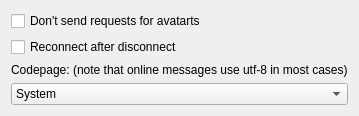
This is oscar/src/ui/icqmainsettings.ui in euroelessar/qutim as Qt 5 draws it before an edit. The edited form follows.
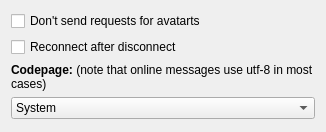
This is the edited form.

Patch:
```diff
--- a/oscar/src/ui/icqmainsettings.ui
+++ b/oscar/src/ui/icqmainsettings.ui
@@ -6,8 +6,8 @@
    <rect>
     <x>0</x>
     <y>0</y>
-    <width>322</width>
-    <height>111</height>
+    <width>326</width>
+    <height>132</height>
    </rect>
   </property>
   <property name="windowTitle">
@@ -31,7 +31,17 @@
    <item>
     <widget class="QLabel" name="label">
      <property name="text">
-      <string>Codepage: (note that online messages use utf-8 in most cases)</string>
+      <string>&lt;!DOCTYPE HTML PUBLIC &quot;-//W3C//DTD HTML 4.0//EN&quot; &quot;http://www.w3.org/TR/REC-html40/strict.dtd&quot;&gt;
+&lt;html&gt;&lt;head&gt;&lt;meta name=&quot;qrichtext&quot; content=&quot;1&quot; /&gt;&lt;style type=&quot;text/css&quot;&gt;
+p, li { white-space: pre-wrap; }
+&lt;/style&gt;&lt;/head&gt;&lt;body style=&quot; font-family:'Droid Sans'; font-size:9pt; font-weight:400; font-style:normal;&quot;&gt;
+&lt;p style=&quot; margin-top:0px; margin-bottom:0px; margin-left:0px; margin-right:0px; -qt-block-indent:0; text-indent:0px;&quot;&gt;&lt;span style=&quot; font-weight:600;&quot;&gt;Codepage: &lt;/span&gt;(note that online messages use utf-8 in most cases)&lt;/p&gt;&lt;/body&gt;&lt;/html&gt;</string>
+     </property>
+     <property name="textFormat">
+      <enum>Qt::AutoText</enum>
+     </property>
+     <property name="wordWrap">
+      <bool>true</bool>
      </property>
     </widget>
    </item>
```
